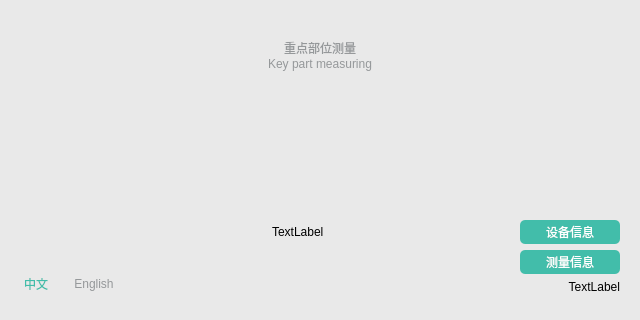
Qt form Demo/deinitwidget.ui (13438120136/XDemo) before a commit; both pictures show x 0 to 640 and y 160 to 480 of the 640 by 480 pixel window.
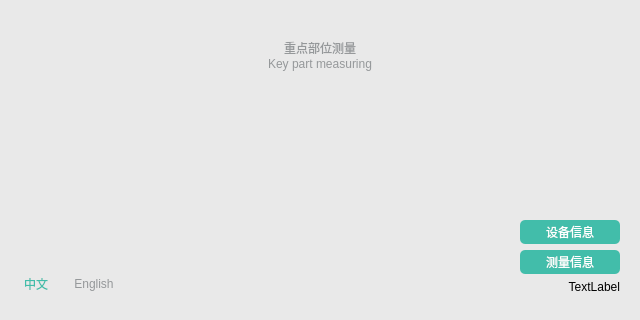
The same form after that commit. The open tabs and pages were chosen to show the change. Icons and pictures are not drawn.

The edit to the form file:
```diff
--- a/Demo/deinitwidget.ui
+++ b/Demo/deinitwidget.ui
@@ -1733,7 +1733,7 @@
 }</string>
                 </property>
                 <property name="text">
-                 <string>TextLabel</string>
+                 <string/>
                 </property>
                </widget>
               </item>
```
Left out of the diff: 2 changed lines with no effect on the pictures.
